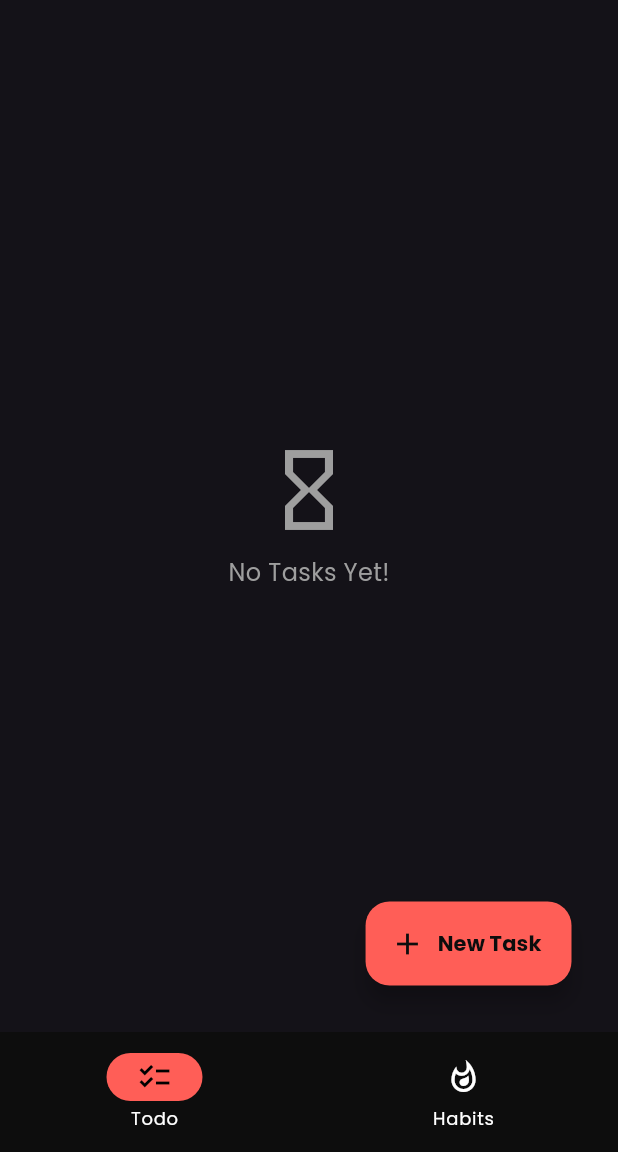
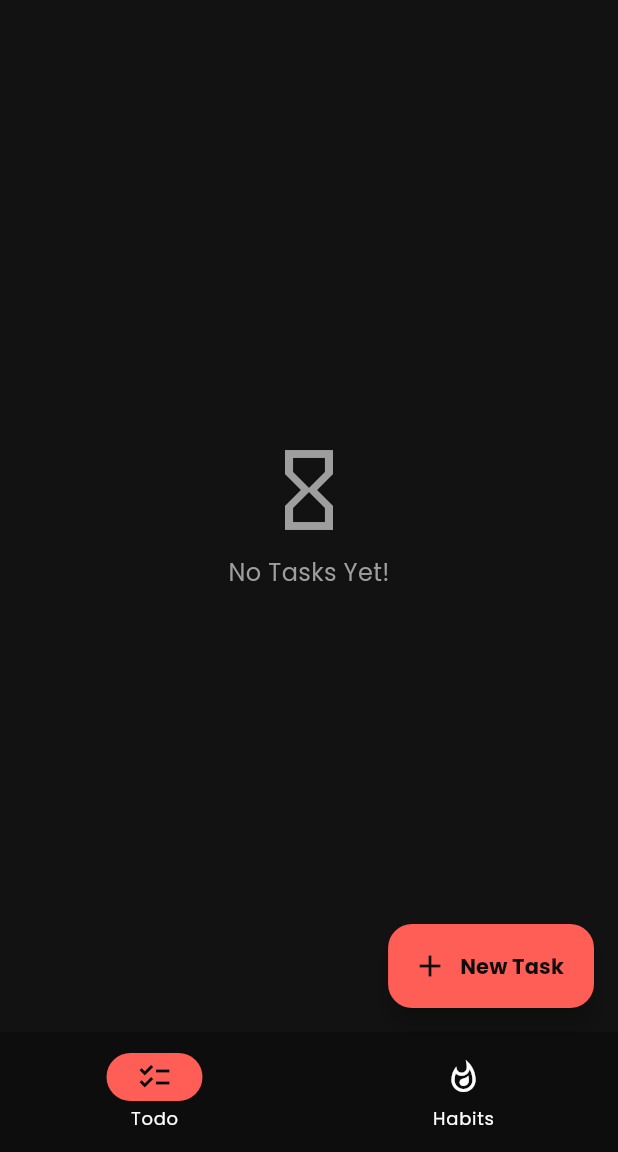
Before and after one commit to saiusesgithub/DailyDone, a Flutter app: the screen it shows after launch, on a phone screen of 412 x 824 dp, the part 84-1236 px from its top. Run offline on Flutter 3.47's test engine with Material 3 defaults, Android fonts, the phone set to English and light mode, and no system bars; our stand-ins replace font_awesome_flutter, hive, hive_flutter, shared_preferences; accounts and stored records are empty.

Commit message:
Update app label in AndroidManifest and Fix Swipe To Delete Task

```diff
--- a/lib/screens/home_screen.dart
+++ b/lib/screens/home_screen.dart
@@ -2,6 +2,7 @@ import 'package:daily_done/screens/habits_screen.dart';
 import 'package:daily_done/screens/settings.dart';
 import 'package:daily_done/screens/todo_screen.dart';
 import 'package:flutter/material.dart';
+import 'addingtask.dart';
 
 class HomeScreen extends StatefulWidget {
   final Color accentColor;
@@ -27,7 +28,29 @@ class _HomeScreenState extends State<HomeScreen> {
     ];
 
     return Scaffold(
-      drawerEdgeDragWidth: MediaQuery.of(context).size.width * 0.9,
+      floatingActionButton: selectedIndex == 0
+    ? FloatingActionButton.extended(
+        onPressed: () {
+          Navigator.push(
+            context,
+            MaterialPageRoute(
+              builder: (_) => Addingtask(accentColor: widget.accentColor),
+            ),
+          );
+        },
+        label: Text(
+          "New Task",
+          style: TextStyle(fontWeight: FontWeight.bold),
+        ),
+        icon: Icon(Icons.add),
+        backgroundColor: widget.accentColor,
+        foregroundColor: Color.fromRGBO(13, 13, 13, 1.0),
+      )
+    : null,
+      drawerEdgeDragWidth: 20.0,
+      drawerEnableOpenDragGesture: false,
+
+
       backgroundColor: Color.fromRGBO(18, 18, 18, 1.0),
       appBar: AppBar(
         title: Text("DailyDone", style: TextStyle(fontWeight: FontWeight.bold)),
--- a/lib/screens/todo_screen.dart
+++ b/lib/screens/todo_screen.dart
@@ -1,4 +1,3 @@
-import 'package:daily_done/screens/addingtask.dart';
 import 'package:flutter/material.dart';
 import 'package:hive_flutter/hive_flutter.dart';
 import 'package:daily_done/models/todo_model.dart';
@@ -16,8 +15,7 @@ class _TodoScreenState extends State<TodoScreen> {
   Widget build(BuildContext context) {
     final todobox = Hive.box<Todo>('todos');
 
-    return Scaffold(
-      body: ValueListenableBuilder(
+    return ValueListenableBuilder(
       valueListenable: todobox.listenable(),
       builder: (context, Box<Todo> box, _) {
         final todos = box.values.toList();
@@ -43,14 +41,21 @@ class _TodoScreenState extends State<TodoScreen> {
             ),
           );
         }
-          return Column(
+        return Padding(
+          padding: const EdgeInsets.only(right: 10),
+          child: Column(
             children: [
               Expanded(
                 child: ListView.builder(
                   itemCount: todos.length,
                   itemBuilder: (context, index) {
                     final todo = todos[index];
-                    return Dismissible(
+                    return GestureDetector(
+                      onHorizontalDragUpdate:
+                          (_) {}, // Helps Flutter recognize swipe on mobile
+                      behavior: HitTestBehavior.translucent,
+
+                      child: Dismissible(
                         direction: DismissDirection.endToStart,
                         key: Key(todo.key.toString()),
                         onDismissed: (direction) {
@@ -92,35 +97,15 @@ class _TodoScreenState extends State<TodoScreen> {
                             },
                           ),
                         ),
+                      ),
                     );
                   },
                 ),
               ),
             ],
-          );
-        },
-      ),
-      floatingActionButton: Container(
-        padding: EdgeInsets.all(15),
-        alignment: Alignment.bottomRight,
-        child: FloatingActionButton.extended(
-          onPressed: () {
-            Navigator.push(
-              context,
-              MaterialPageRoute(
-                builder: (_) => Addingtask(accentColor: widget.accentColor),
           ),
         );
       },
-          label: Text(
-            "New Task",
-            style: TextStyle(fontWeight: FontWeight.bold),
-          ),
-          icon: Icon(Icons.add),
-          backgroundColor: widget.accentColor,
-          foregroundColor: Color.fromRGBO(13, 13, 13, 1.0),
-        ),
-      ),
     );
   }
 }
```
Also changed, not shown: 1 other file. Lines whose indentation alone changed are shown as unchanged.
